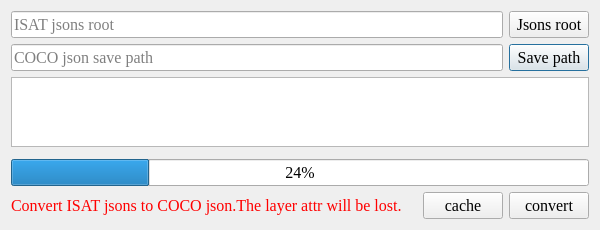
yatengLG/ISAT_with_segment_anything, file ui/ISAT_to_COCO_dialog.ui: the form before one commit.
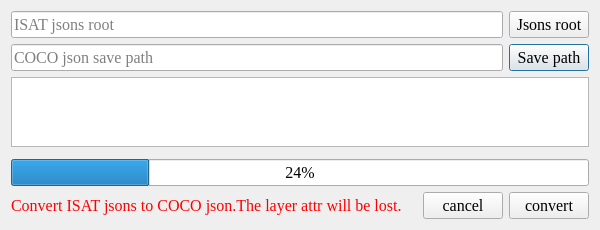
The form after the commit. Icons and pictures are not drawn.

The edit to the form file:
```diff
--- a/ui/ISAT_to_COCO_dialog.ui
+++ b/ui/ISAT_to_COCO_dialog.ui
@@ -10,7 +10,7 @@
     <x>0</x>
     <y>0</y>
     <width>600</width>
-    <height>226</height>
+    <height>227</height>
    </rect>
   </property>
   <property name="font">
@@ -172,7 +172,7 @@
       <item>
        <widget class="QPushButton" name="pushButton_cache">
         <property name="text">
-         <string>cache</string>
+         <string>cancel</string>
         </property>
         <property name="icon">
          <iconset>
```
Left out of the diff: 2 changed lines with no effect on the pictures.
